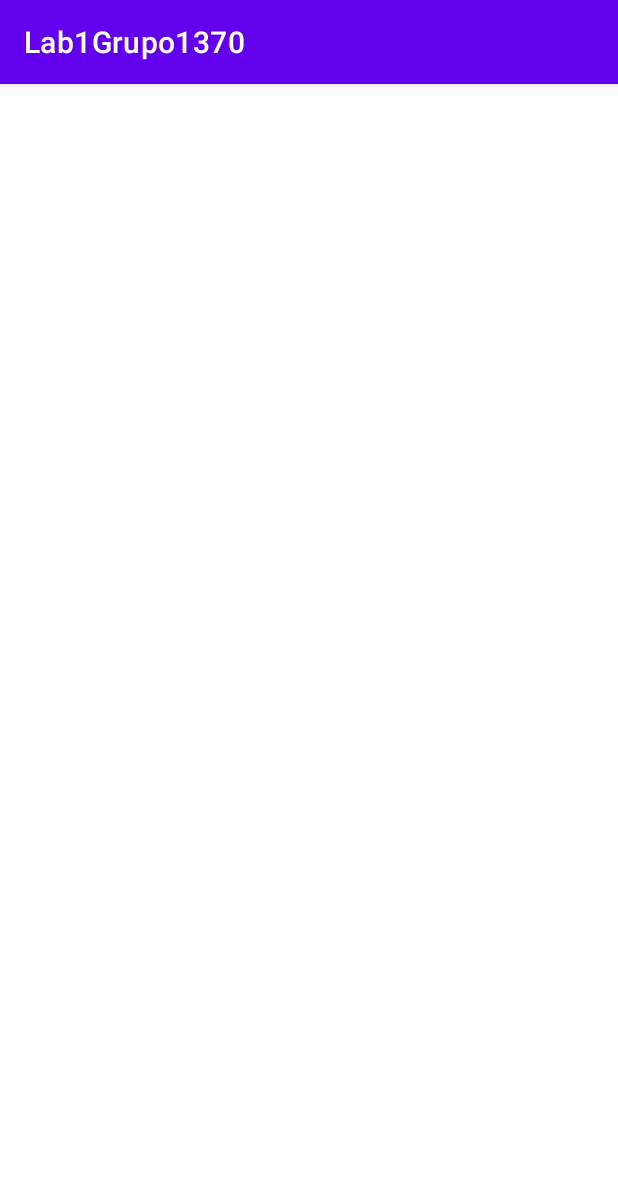
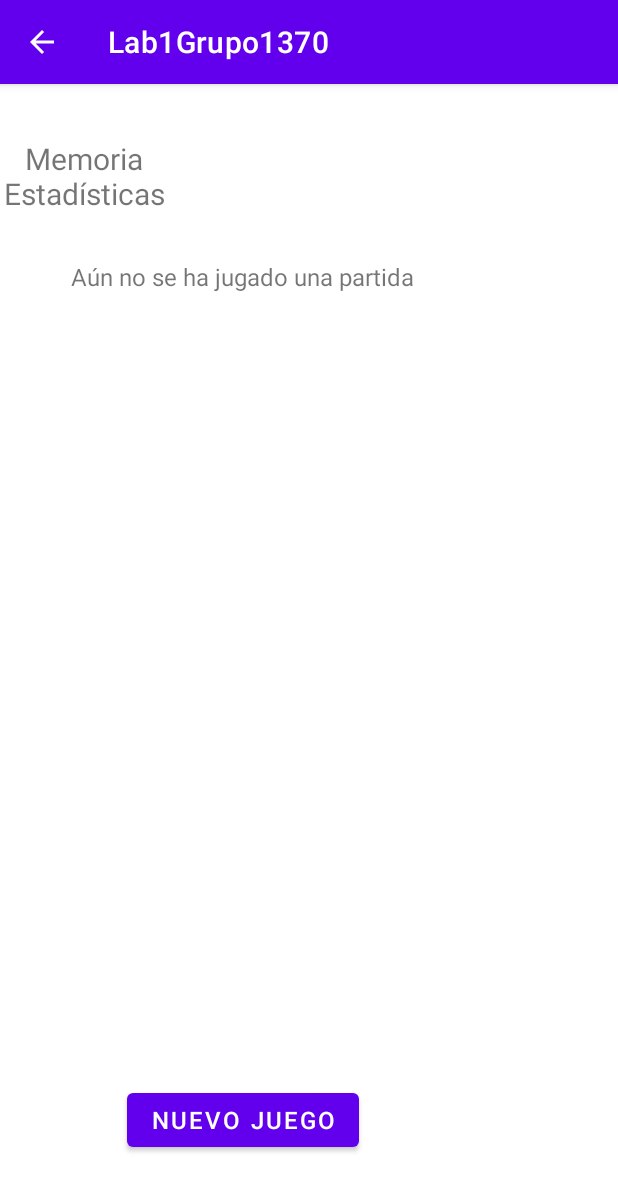
Before and after one commit to victordzx/Lab1Grupo1370, an Android app: the MainActivityMemoStats screen opened directly, with no data from a screen before it, on a phone screen of 412 x 824 dp. Shown: the top 1191 px of the screen. Run offline under Robolectric (Android 15) with nearby library versions, the phone set to English and light mode, and no system bars.

Commit message:
Estadísticas memoria

```diff
--- a/app/src/main/AndroidManifest.xml
+++ b/app/src/main/AndroidManifest.xml
@@ -15,10 +15,12 @@
         tools:targetApi="31">
         <activity
             android:name=".MainActivityMemoStats"
-            android:exported="false" />
+            android:exported="false"
+            android:parentActivityName=".MainActivityMemo"/>
         <activity
             android:name=".MainActivityMemo"
-            android:exported="false" />
+            android:exported="false"
+            android:parentActivityName=".MainActivity"/>
         <activity
             android:name=".MainActivity"
             android:exported="true">
--- a/app/src/main/java/com/example/lab1grupo1370/MainActivity.java
+++ b/app/src/main/java/com/example/lab1grupo1370/MainActivity.java
@@ -15,7 +15,7 @@ public class MainActivity extends AppCompatActivity {
     }
 
     public void abrirMemoria(View view) {
-        Intent intent = new Intent(this, );
+        Intent intent = new Intent(this, MainActivityMemo.class);
         startActivity(intent);
     }
 
--- a/app/src/main/res/layout/activity_main_memo_stats.xml
+++ b/app/src/main/res/layout/activity_main_memo_stats.xml
@@ -6,4 +6,50 @@
     android:layout_height="match_parent"
     tools:context=".MainActivityMemoStats">
 
+    <TextView
+        android:id="@+id/textView"
+        android:layout_width="112dp"
+        android:layout_height="61dp"
+        android:layout_marginTop="36dp"
+        android:text="Memoria Estadísticas"
+        android:textAlignment="center"
+        android:textSize="20sp"
+        app:layout_constraintTop_toTopOf="parent"
+        tools:layout_editor_absoluteX="149dp" />
+
+    <ScrollView
+        android:id="@+id/scrollView2"
+        android:layout_width="323dp"
+        android:layout_height="511dp"
+        android:layout_marginTop="20dp"
+        app:layout_constraintTop_toBottomOf="@+id/textView"
+        tools:layout_editor_absoluteX="44dp">
+
+        <LinearLayout
+            android:layout_width="match_parent"
+            android:layout_height="wrap_content"
+            android:orientation="vertical" >
+
+            <TextView
+                android:id="@+id/textView3"
+                android:layout_width="match_parent"
+                android:layout_height="wrap_content"
+                android:text="Aún no se ha jugado una partida"
+                android:textAlignment="center"
+                android:textSize="16sp" />
+        </LinearLayout>
+    </ScrollView>
+
+    <Button
+        android:id="@+id/button"
+        android:layout_width="wrap_content"
+        android:layout_height="wrap_content"
+        android:layout_marginTop="20dp"
+        android:layout_marginBottom="36dp"
+        android:text="Nuevo Juego"
+        android:textSize="16sp"
+        app:layout_constraintBottom_toBottomOf="parent"
+        app:layout_constraintEnd_toEndOf="@+id/scrollView2"
+        app:layout_constraintStart_toStartOf="@+id/scrollView2"
+        app:layout_constraintTop_toBottomOf="@+id/scrollView2" />
 </androidx.constraintlayout.widget.ConstraintLayout>
```
